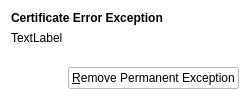
Old version of the form 2.x/UI/dooble_certificate_exceptions_menu_widget.ui in the repository textbrowser/dooble.
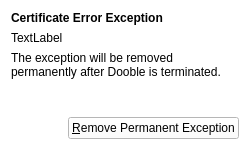
New version of the form.

What changed in the file:
```diff
--- a/2.x/UI/dooble_certificate_exceptions_menu_widget.ui
+++ b/2.x/UI/dooble_certificate_exceptions_menu_widget.ui
@@ -7,7 +7,7 @@
     <x>0</x>
     <y>0</y>
     <width>250</width>
-    <height>100</height>
+    <height>150</height>
    </rect>
   </property>
   <property name="windowTitle">
@@ -43,6 +43,16 @@
      </property>
     </widget>
    </item>
+   <item>
+    <widget class="QLabel" name="label_2">
+     <property name="text">
+      <string>The exception will be removed permanently after Dooble is terminated.</string>
+     </property>
+     <property name="wordWrap">
+      <bool>true</bool>
+     </property>
+    </widget>
+   </item>
    <item>
     <spacer name="verticalSpacer">
      <property name="orientation">
```
